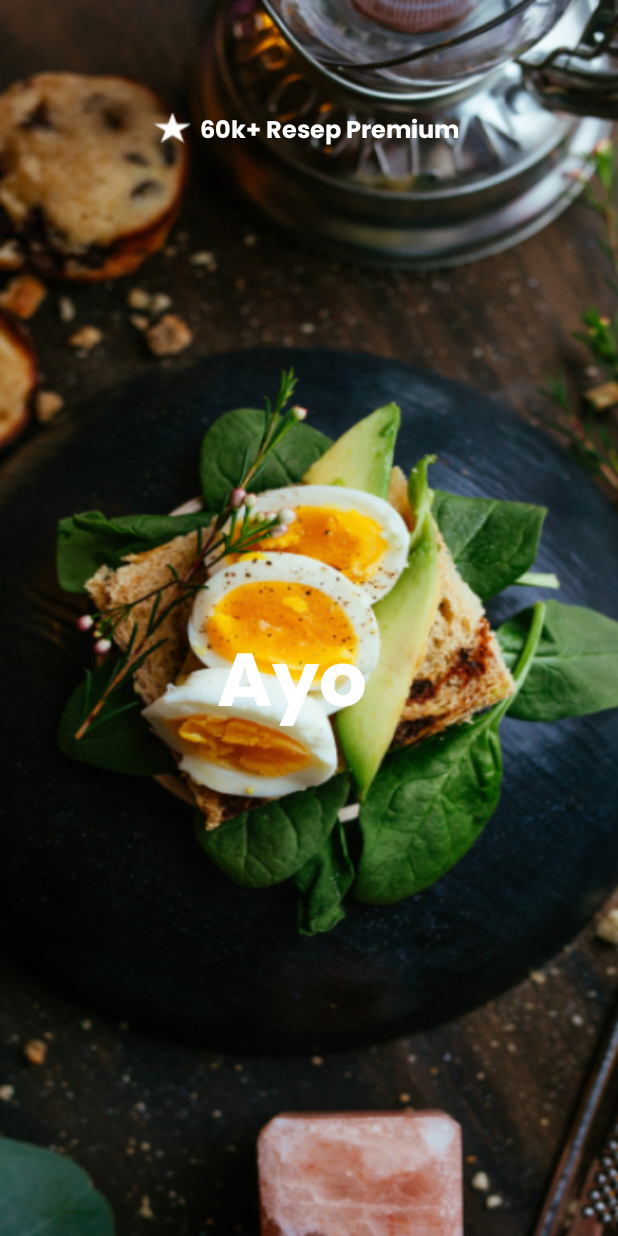
After one commit to RAYNF/DishDelight, an Android app: the layout activity_welcoming.xml on its own in the app's theme, with its tools: preview values and no code run, on a phone screen of 412 x 824 dp. The commit adds this screen. Run offline under Robolectric (Android 15) with nearby library versions, the phone set to English and light mode, and no system bars.

Commit message:
update slicing onBoarding
belum selasi masih progrs onBoading

```diff
--- a/MD/DishDelightApps/app/src/main/AndroidManifest.xml
+++ b/MD/DishDelightApps/app/src/main/AndroidManifest.xml
@@ -13,7 +13,10 @@
         android:theme="@style/Theme.DishDelight"
         tools:targetApi="31" >
         <activity
-            android:name=".ui.splashscreen.SplashscreenActivity"
+            android:name=".ui.welcoming.WelcomingActivity"
+            android:exported="false" />
+        <activity
+            android:name=".ui.splashs.SplashActivity"
             android:exported="true" >
             <intent-filter>
                 <action android:name="android.intent.action.MAIN" />
--- a/MD/DishDelightApps/app/src/main/java/com/example/dishdelight/ui/splashscreen/SplashscreenActivity.kt
+++ b/MD/DishDelightApps/app/src/main/java/com/example/dishdelight/ui/welcoming/WelcomingActivity.kt
@@ -1,4 +1,4 @@
-package com.example.dishdelight.ui.splashscreen
+package com.example.dishdelight.ui.welcoming
 
 import android.os.Bundle
 import androidx.activity.enableEdgeToEdge
@@ -7,11 +7,11 @@ import androidx.core.view.ViewCompat
 import androidx.core.view.WindowInsetsCompat
 import com.example.dishdelight.R
 
-class SplashscreenActivity : AppCompatActivity() {
+class WelcomingActivity : AppCompatActivity() {
     override fun onCreate(savedInstanceState: Bundle?) {
         super.onCreate(savedInstanceState)
         enableEdgeToEdge()
-        setContentView(R.layout.activity_splashscreen)
+        setContentView(R.layout.activity_welcoming)
         ViewCompat.setOnApplyWindowInsetsListener(findViewById(R.id.main)) { v, insets ->
             val systemBars = insets.getInsets(WindowInsetsCompat.Type.systemBars())
             v.setPadding(systemBars.left, systemBars.top, systemBars.right, systemBars.bottom)
--- /dev/null
+++ b/MD/DishDelightApps/app/src/main/res/layout/activity_welcoming.xml
@@ -0,0 +1,73 @@
+<?xml version="1.0" encoding="utf-8"?>
+<androidx.constraintlayout.widget.ConstraintLayout xmlns:android="http://schemas.android.com/apk/res/android"
+    xmlns:app="http://schemas.android.com/apk/res-auto"
+    xmlns:tools="http://schemas.android.com/tools"
+    android:id="@+id/main"
+    android:layout_width="match_parent"
+    android:layout_height="match_parent"
+    android:background="@drawable/boardingimg"
+    tools:context=".ui.welcoming.WelcomingActivity">
+
+    <LinearLayout
+        android:layout_width="wrap_content"
+        android:layout_height="wrap_content"
+        android:orientation="horizontal"
+        app:layout_constraintStart_toStartOf="@id/guideline2"
+        app:layout_constraintTop_toBottomOf="@id/guideline1">
+
+        <ImageView
+            android:layout_width="26dp"
+            android:layout_height="22dp"
+            android:src="@drawable/starimg" />
+
+        <TextView
+            android:layout_width="wrap_content"
+            android:layout_height="wrap_content"
+            android:layout_marginLeft="5dp"
+            android:fontFamily="@font/poppinsbold"
+            android:text="@string/slogan"
+            android:textColor="@color/white"
+            android:textSize="16sp" />
+
+    </LinearLayout>
+
+    <TextView
+        android:id="@+id/title1"
+        android:layout_width="wrap_content"
+        android:layout_height="wrap_content"
+        android:fontFamily="@font/poppinsbold"
+        android:text="Ayo"
+        android:textColor="@color/white"
+        app:layout_constraintStart_toStartOf="@+id/guideline4"
+        app:layout_constraintTop_toBottomOf="@id/guideline3"
+        android:textSize="50sp" />
+
+    <androidx.constraintlayout.widget.Guideline
+        android:id="@+id/guideline1"
+        android:layout_width="wrap_content"
+        android:layout_height="wrap_content"
+        android:orientation="horizontal"
+        app:layout_constraintGuide_begin="74dp" />
+
+    <androidx.constraintlayout.widget.Guideline
+        android:id="@+id/guideline2"
+        android:layout_width="wrap_content"
+        android:layout_height="wrap_content"
+        android:orientation="vertical"
+        app:layout_constraintGuide_begin="102dp" />
+
+    <androidx.constraintlayout.widget.Guideline
+        android:id="@+id/guideline3"
+        android:layout_width="wrap_content"
+        android:layout_height="wrap_content"
+        android:orientation="horizontal"
+        app:layout_constraintGuide_begin="415dp" />
+
+    <androidx.constraintlayout.widget.Guideline
+        android:id="@+id/guideline4"
+        android:layout_width="wrap_content"
+        android:layout_height="wrap_content"
+        android:orientation="vertical"
+        app:layout_constraintGuide_begin="145dp" />
+
+</androidx.constraintlayout.widget.ConstraintLayout>
--- a/MD/DishDelightApps/app/src/main/res/navigation/mobile_navigation.xml
+++ b/MD/DishDelightApps/app/src/main/res/navigation/mobile_navigation.xml
@@ -24,7 +24,7 @@
         tools:layout="@layout/fragment_notifications" />
     <fragment
         android:id="@+id/splashFragment"
-        android:name="com.example.dishdelight.ui.splashscreen.ui.SplashFragment"
+        android:name="com.example.dishdelight.ui.splashs.ui.SplashFragment"
         android:label="fragment_splash"
         tools:layout="@layout/fragment_splash" >
         <action
--- a/MD/DishDelightApps/app/src/main/res/values-night/themes.xml
+++ b/MD/DishDelightApps/app/src/main/res/values-night/themes.xml
@@ -1,6 +1,6 @@
 <resources xmlns:tools="http://schemas.android.com/tools">
     <!-- Base application theme. -->
-    <style name="Theme.DishDelight" parent="Theme.MaterialComponents.DayNight.DarkActionBar">
+    <style name="Theme.DishDelight" parent="Theme.MaterialComponents.DayNight.NoActionBar">
         <!-- Primary brand color. -->
         <item name="colorPrimary">@color/purple_200</item>
         <item name="colorPrimaryVariant">@color/purple_700</item>
--- a/MD/DishDelightApps/app/src/main/res/values/colors.xml
+++ b/MD/DishDelightApps/app/src/main/res/values/colors.xml
@@ -5,5 +5,13 @@
     <color name="Accent">#101010</color>
     <color name="Muted">#878787</color>
     <color name="Danger">#D93A3A</color>
-    <color name="background">#D9D9D9</color>
+
+
+    <color name="purple_200">#FFBB86FC</color>
+    <color name="purple_500">#FF6200EE</color>
+    <color name="purple_700">#FF3700B3</color>
+    <color name="teal_200">#FF03DAC5</color>
+    <color name="teal_700">#FF018786</color>
+    <color name="black">#FF000000</color>
+    <color name="white">#FFFFFFFF</color>
 </resources>
--- a/MD/DishDelightApps/app/src/main/res/values/strings.xml
+++ b/MD/DishDelightApps/app/src/main/res/values/strings.xml
@@ -7,5 +7,6 @@
     <string name="hello_blank_fragment">Hello blank fragment</string>
     <string name="name_app1">Dish</string>
     <string name="name_app2"> Delight</string>
+    <string name="slogan">60k+ Resep Premium</string>
 
 </resources>
--- a/MD/DishDelightApps/app/src/main/res/values/themes.xml
+++ b/MD/DishDelightApps/app/src/main/res/values/themes.xml
@@ -1,6 +1,6 @@
 <resources xmlns:tools="http://schemas.android.com/tools">
     <!-- Base application theme. -->
-    <style name="Theme.DishDelight" parent="Theme.MaterialComponents.DayNight.DarkActionBar">
+    <style name="Theme.DishDelight" parent="Theme.MaterialComponents.DayNight.NoActionBar">
         <!-- Primary brand color. -->
         <item name="colorPrimary">@color/purple_500</item>
         <item name="colorPrimaryVariant">@color/purple_700</item>
```
Also changed, not shown: MD/DishDelightApps/app/src/main/java/com/example/dishdelight/WelcomescreenFragment.kt (deleted, +0 -35 lines), MD/DishDelightApps/app/src/main/java/com/example/dishdelight/ui/splashs/SplashActivity.kt (added, +37 -0 lines), MD/DishDelightApps/app/src/main/java/com/example/dishdelight/ui/splashscreen/ui/SplashFragment.kt (deleted, +0 -50 lines), MD/DishDelightApps/app/src/main/res/layout/activity_splash.xml (added, +60 -0 lines), MD/DishDelightApps/app/src/main/res/layout/activity_splashscreen.xml (deleted, +0 -18 lines), MD/DishDelightApps/app/src/main/res/layout/fragment_splash.xml (deleted, +0 -46 lines), MD/DishDelightApps/app/src/main/res/layout/fragment_welcomescreen.xml (deleted, +0 -14 lines), MD/DishDelightApps/app/src/main/res/drawable/boardingimg.png (added), MD/DishDelightApps/app/src/main/res/drawable/starimg.png (added), MD/DishDelightApps/app/src/main/res/font/poppinsbold.ttf (added).
